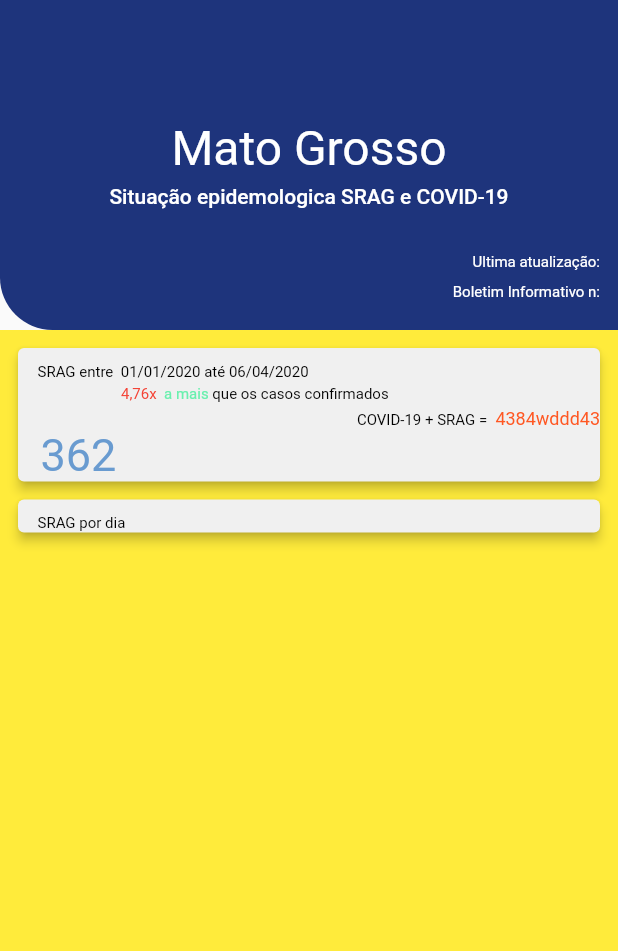
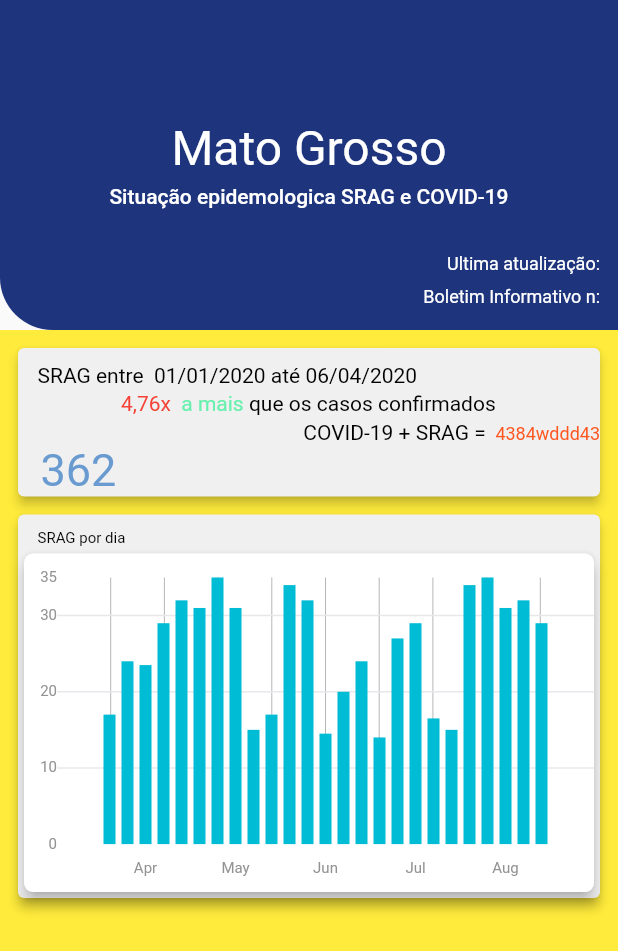
Before and after one commit to gpiccin/coronavirusmt.app, a Flutter app: the screen it shows after launch, on a phone screen of 412 x 824 dp. Shown: the top 951 px of the screen. Run offline on Flutter 3.47's test engine with Material 2 defaults, Android fonts, the phone set to English and light mode, and no system bars; drawn by our look-alikes of auto_size_text, fl_chart; missing offline and left inert: animated_splash.

Commit message:
alteraçoes wesley -splash e models

```diff
--- a/lib/main.dart
+++ b/lib/main.dart
@@ -1,36 +1,14 @@
 import 'package:covidmt/pages/home/home.dart';
+import 'package:covidmt/splash.dart';
 import 'package:flutter/material.dart';
 import 'package:animated_splash/animated_splash.dart';
 
 void main() {
-  Function duringSplash = () {
-    print('Something background process');
-    int a = 123 + 23;
-    print(a);
-
-    if (a > 100)
-      return 1;
-    else
-      return 2;
-  };
-
-  Map<int, Widget> op = {
-    1: HomePage(),
-  };
-
   runApp(MaterialApp(
-    debugShowCheckedModeBanner: false,
-    title: 'Covid MT',
-    theme: ThemeData(
-      primarySwatch: Colors.blue,
-    ),
-    home: AnimatedSplash(
-      imagePath: 'assets/images/covid.jpeg',
-      home: HomePage(),
-      customFunction: duringSplash,
-      duration: 2500,
-      type: AnimatedSplashType.BackgroundProcess,
-      outputAndHome: op,
-    ),
-  ));
+      debugShowCheckedModeBanner: false,
+      title: 'Covid MT',
+      theme: ThemeData(
+        primarySwatch: Colors.blue,
+      ),
+      home: Splash()));
 }
--- /dev/null
+++ b/lib/model/boletim.dart
@@ -0,0 +1,16 @@
+class Boletim {
+  int numeroBoletim;
+  DateTime dataRegistro;
+  int tipoDoenca;
+  int qtdCasos;
+  String cidade;
+  int tipoRegistro;
+
+  Boletim(
+      {this.numeroBoletim,
+      this.dataRegistro,
+      this.tipoDoenca,
+      this.qtdCasos,
+      this.cidade,
+      this.tipoRegistro});
+}
--- /dev/null
+++ b/lib/model/lista_confirmados.dart
@@ -0,0 +1,14 @@
+class ListaConfirmados {
+  int numeroBoletim;
+  int qtdIsolamentoDomiciliar;
+  int qtdFimQuarentenaSemsintomas;
+  int qtdIternados;
+  int qtdObitos;
+
+  ListaConfirmados(
+      {this.numeroBoletim,
+      this.qtdFimQuarentenaSemsintomas,
+      this.qtdIsolamentoDomiciliar,
+      this.qtdIternados,
+      this.qtdObitos});
+}
--- /dev/null
+++ b/lib/model/tipo_doenca.dart
@@ -0,0 +1,4 @@
+class TipoDoenca {
+  static final int SRARS = 1;
+  static final int COVID = 2;
+}
--- /dev/null
+++ b/lib/model/tipo_registro.dart
@@ -0,0 +1,7 @@
+class TipoRegistro {
+  static final int NOTIFICADOS = 1;
+  static final int CONFIRMADOS = 2;
+  static final int CONFIRMADOS_HOSPITALIZADO = 3;
+  static final int RECUPERADOS = 4;
+  static final int OBITOS = 5;
+}
--- a/lib/pages/home/widget/card_srag_consolidado.dart
+++ b/lib/pages/home/widget/card_srag_consolidado.dart
@@ -17,7 +17,7 @@ class CardSRAGDadosConsolidados extends StatelessWidget {
               padding: const EdgeInsets.only(left: 13.0, top: 10),
               child: Text(
                 "SRAG entre  01/01/2020 até 06/04/2020",
-                style: TextStyle(color: Colors.black, fontSize: 10),
+                style: TextStyle(color: Colors.black, fontSize: 14),
               ),
             ),
             Padding(
@@ -29,16 +29,16 @@ class CardSRAGDadosConsolidados extends StatelessWidget {
                     "4,76x ",
                     style: TextStyle(
                       color: Colors.red,
-                      fontSize: 10,
+                      fontSize: 14,
                     ),
                   ),
                   Text(
                     " a mais",
-                    style: TextStyle(color: Colors.greenAccent, fontSize: 10),
+                    style: TextStyle(color: Colors.greenAccent, fontSize: 14),
                   ),
                   Text(
                     " que os casos confirmados",
-                    style: TextStyle(color: Colors.black, fontSize: 10),
+                    style: TextStyle(color: Colors.black, fontSize: 14),
                   ),
                 ],
               ),
@@ -51,7 +51,7 @@ class CardSRAGDadosConsolidados extends StatelessWidget {
                   children: <Widget>[
                     Text(
                       " COVID-19 + SRAG = ",
-                      style: TextStyle(color: Colors.black, fontSize: 10),
+                      style: TextStyle(color: Colors.black, fontSize: 14),
                     ),
                     SizedBox(
                       child: AutoSizeText(
--- a/lib/pages/home/widget/card_srag_grafico_diario.dart
+++ b/lib/pages/home/widget/card_srag_grafico_diario.dart
@@ -1,3 +1,4 @@
+import 'package:covidmt/pages/home/widget/sars_chart.dart';
 import 'package:flutter/material.dart';
 
 class CardSRAGGraficoDiario extends StatelessWidget {
@@ -18,6 +19,7 @@ class CardSRAGGraficoDiario extends StatelessWidget {
               style: TextStyle(color: Colors.black, fontSize: 10),
             ),
           ),
+          SragChart()
         ],
       ),
     ));
--- a/lib/pages/home/widget/header.dart
+++ b/lib/pages/home/widget/header.dart
@@ -1,3 +1,4 @@
+import 'package:auto_size_text/auto_size_text.dart';
 import 'package:covidmt/shared/screen.dart';
 import 'package:flutter/material.dart';
 
@@ -45,7 +46,7 @@ class Header extends StatelessWidget {
               "Ultima atualização:",
               style: TextStyle(
                 color: Colors.white,
-                fontSize: 10,
+                fontSize: 12,
               ),
             ),
           ),
@@ -58,7 +59,7 @@ class Header extends StatelessWidget {
               "Boletim Informativo n:",
               style: TextStyle(
                 color: Colors.white,
-                fontSize: 10,
+                fontSize: 12,
               ),
             ),
           ),
--- /dev/null
+++ b/lib/pages/home/widget/sars_chart.dart
@@ -0,0 +1,327 @@
+import 'package:fl_chart/fl_chart.dart';
+import 'package:flutter/material.dart';
+
+class SragChart extends StatefulWidget {
+  @override
+  State<StatefulWidget> createState() => SragChartState();
+}
+
+class SragChartState extends State<SragChart> {
+  final Color dark = const Color(0xff3b8c75);
+  final Color normal = const Color(0xff64caad);
+  final Color light = const Color(0xff73e8c9);
+
+  List<BarChartGroupData> data = [];
+
+  @override
+  void initState() {
+    super.initState();
+    data = [
+      BarChartGroupData(
+        x: 0,
+        barsSpace: 4,
+        barRods: [
+          BarChartRodData(
+              y: 17,
+              rodStackItem: [
+                BarChartRodStackItem(0, 2, dark),
+                BarChartRodStackItem(2, 12, normal),
+                BarChartRodStackItem(12, 17, light),
+              ],
+              borderRadius: const BorderRadius.all(Radius.zero)),
+          BarChartRodData(
+              y: 24,
+              rodStackItem: [
+                BarChartRodStackItem(0, 13, dark),
+                BarChartRodStackItem(13, 14, normal),
+                BarChartRodStackItem(14, 24, light),
+              ],
+              borderRadius: const BorderRadius.all(Radius.zero)),
+          BarChartRodData(
+              y: 23.5,
+              rodStackItem: [
+                BarChartRodStackItem(0, 6.5, dark),
+                BarChartRodStackItem(6.5, 18, normal),
+                BarChartRodStackItem(18, 23.5, light),
+              ],
+              borderRadius: const BorderRadius.all(Radius.zero)),
+          BarChartRodData(
+              y: 29,
+              rodStackItem: [
+                BarChartRodStackItem(0, 9, dark),
+                BarChartRodStackItem(9, 15, normal),
+                BarChartRodStackItem(15, 29, light),
+              ],
+              borderRadius: const BorderRadius.all(Radius.zero)),
+          BarChartRodData(
+              y: 32,
+              rodStackItem: [
+                BarChartRodStackItem(0, 2.5, dark),
+                BarChartRodStackItem(2.5, 17.5, normal),
+                BarChartRodStackItem(17.5, 32, light),
+              ],
+              borderRadius: const BorderRadius.all(Radius.zero)),
+        ],
+      ),
+      BarChartGroupData(
+        x: 1,
+        barsSpace: 4,
+        barRods: [
+          BarChartRodData(
+              y: 31,
+              rodStackItem: [
+                BarChartRodStackItem(0, 11, dark),
+                BarChartRodStackItem(11, 18, normal),
+                BarChartRodStackItem(18, 31, light),
+              ],
+              borderRadius: const BorderRadius.all(Radius.zero)),
+          BarChartRodData(
+              y: 35,
+              rodStackItem: [
+                BarChartRodStackItem(0, 14, dark),
+                BarChartRodStackItem(14, 27, normal),
+                BarChartRodStackItem(27, 35, light),
+              ],
+              borderRadius: const BorderRadius.all(Radius.zero)),
+          BarChartRodData(
+              y: 31,
+              rodStackItem: [
+                BarChartRodStackItem(0, 8, dark),
+                BarChartRodStackItem(8, 24, normal),
+                BarChartRodStackItem(24, 31, light),
+              ],
+              borderRadius: const BorderRadius.all(Radius.zero)),
+          BarChartRodData(
+              y: 15,
+              rodStackItem: [
+                BarChartRodStackItem(0, 6.5, dark),
+                BarChartRodStackItem(6.5, 12.5, normal),
+                BarChartRodStackItem(12.5, 15, light),
+              ],
+              borderRadius: const BorderRadius.all(Radius.zero)),
+          BarChartRodData(
+              y: 17,
+              rodStackItem: [
+                BarChartRodStackItem(0, 9, dark),
+                BarChartRodStackItem(9, 15, normal),
+                BarChartRodStackItem(15, 17, light),
+              ],
+              borderRadius: const BorderRadius.all(Radius.zero)),
+        ],
+      ),
+      BarChartGroupData(
+        x: 2,
+        barsSpace: 4,
+        barRods: [
+          BarChartRodData(
+              y: 34,
+              rodStackItem: [
+                BarChartRodStackItem(0, 6, dark),
+                BarChartRodStackItem(6, 23, normal),
+                BarChartRodStackItem(23, 34, light),
+              ],
+              borderRadius: const BorderRadius.all(Radius.zero)),
+          BarChartRodData(
+              y: 32,
+              rodStackItem: [
+                BarChartRodStackItem(0, 7, dark),
+                BarChartRodStackItem(7, 24, normal),
+                BarChartRodStackItem(24, 32, light),
+              ],
+              borderRadius: const BorderRadius.all(Radius.zero)),
+          BarChartRodData(
+              y: 14.5,
+              rodStackItem: [
+                BarChartRodStackItem(0, 0.5, dark),
+                BarChartRodStackItem(0.5, 12, normal),
+                BarChartRodStackItem(12, 14.5, light),
+              ],
+              borderRadius: const BorderRadius.all(Radius.zero)),
+          BarChartRodData(
+              y: 20,
+              rodStackItem: [
+                BarChartRodStackItem(0, 4, dark),
+                BarChartRodStackItem(4, 15, normal),
+                BarChartRodStackItem(15, 20, light),
+              ],
+              borderRadius: const BorderRadius.all(Radius.zero)),
+          BarChartRodData(
+              y: 24,
+              rodStackItem: [
+                BarChartRodStackItem(0, 4, dark),
+                BarChartRodStackItem(4, 15, normal),
+                BarChartRodStackItem(15, 24, light),
+              ],
+              borderRadius: const BorderRadius.all(Radius.zero)),
+        ],
+      ),
+      BarChartGroupData(
+        x: 3,
+        barsSpace: 4,
+        barRods: [
+          BarChartRodData(
+              y: 14,
+              rodStackItem: [
+                BarChartRodStackItem(0, 0.5, dark),
+                BarChartRodStackItem(0.5, 12, normal),
+                BarChartRodStackItem(12, 14, light),
+              ],
+              borderRadius: const BorderRadius.all(Radius.zero)),
+          BarChartRodData(
+              y: 27,
+              rodStackItem: [
+                BarChartRodStackItem(0, 7, dark),
+                BarChartRodStackItem(7, 25, normal),
+                BarChartRodStackItem(25, 27, light),
+              ],
+              borderRadius: const BorderRadius.all(Radius.zero)),
+          BarChartRodData(
+              y: 29,
+              rodStackItem: [
+                BarChartRodStackItem(0, 6, dark),
+                BarChartRodStackItem(6, 23, normal),
+                BarChartRodStackItem(23, 29, light),
+              ],
+              borderRadius: const BorderRadius.all(Radius.zero)),
+          BarChartRodData(
+              y: 16.5,
+              rodStackItem: [
+                BarChartRodStackItem(0, 9, dark),
+                BarChartRodStackItem(9, 15, normal),
+                BarChartRodStackItem(15, 16.5, light),
+              ],
+              borderRadius: const BorderRadius.all(Radius.zero)),
+          BarChartRodData(
+              y: 15,
+              rodStackItem: [
+                BarChartRodStackItem(0, 7, dark),
+                BarChartRodStackItem(7, 12.5, normal),
+                BarChartRodStackItem(12.5, 15, light),
+              ],
+              borderRadius: const BorderRadius.all(Radius.zero)),
+        ],
+      ),
+      BarChartGroupData(
+        x: 4,
+        barsSpace: 4,
+        barRods: [
+          BarChartRodData(
+              y: 34,
+              rodStackItem: [
+                BarChartRodStackItem(0, 9, dark),
+                BarChartRodStackItem(9, 24, normal),
+                BarChartRodStackItem(24, 34, light),
+              ],
+              borderRadius: const BorderRadius.all(Radius.zero)),
+          BarChartRodData(
+              y: 35,
+              rodStackItem: [
+                BarChartRodStackItem(0, 14.5, dark),
+                BarChartRodStackItem(14.5, 27, normal),
+                BarChartRodStackItem(27, 35, light),
+              ],
+              borderRadius: const BorderRadius.all(Radius.zero)),
+          BarChartRodData(
+              y: 31,
+              rodStackItem: [
+                BarChartRodStackItem(0, 1, dark),
+                BarChartRodStackItem(1, 17, normal),
+                BarChartRodStackItem(17, 31, light),
+              ],
+              borderRadius: const BorderRadius.all(Radius.zero)),
+          BarChartRodData(
+              y: 32,
+              rodStackItem: [
+                BarChartRodStackItem(0, 2, dark),
+                BarChartRodStackItem(2, 16.5, normal),
+                BarChartRodStackItem(16.5, 32, light),
+              ],
+              borderRadius: const BorderRadius.all(Radius.zero)),
+          BarChartRodData(
+              y: 29,
+              rodStackItem: [
+                BarChartRodStackItem(0, 9, dark),
+                BarChartRodStackItem(9, 15, normal),
+                BarChartRodStackItem(15, 29, light),
+              ],
+              borderRadius: const BorderRadius.all(Radius.zero)),
+        ],
+      ),
+    ];
+  }
+
+  @override
+  Widget build(BuildContext context) {
+    return AspectRatio(
+      aspectRatio: 1.66,
+      child: Card(
+        elevation: 4,
+        shape: RoundedRectangleBorder(borderRadius: BorderRadius.circular(6)),
+        color: Colors.white,
+        child: Padding(
+          padding: const EdgeInsets.only(top: 16.0),
+          child: BarChart(
+            BarChartData(
+              alignment: BarChartAlignment.center,
+              maxY: 35,
+              barTouchData: const BarTouchData(
+                enabled: false,
+              ),
+              titlesData: FlTitlesData(
+                show: true,
+                bottomTitles: SideTitles(
+                  showTitles: true,
+                  textStyle:
+                      const TextStyle(color: Color(0xff939393), fontSize: 10),
+                  margin: 10,
+                  getTitles: (double value) {
+                    switch (value.toInt()) {
+                      case 0:
+                        return 'Apr';
+                      case 1:
+                        return 'May';
+                      case 2:
+                        return 'Jun';
+                      case 3:
+                        return 'Jul';
+                      case 4:
+                        return 'Aug';
+                      default:
+                        return '';
+                    }
+                  },
+                ),
+                leftTitles: SideTitles(
+                  showTitles: true,
+                  textStyle: const TextStyle(
+                      color: Color(
+                        0xff939393,
+                      ),
+                      fontSize: 10),
+                  getTitles: (double value) {
+                    return value.toInt().toString();
+                  },
+                  interval: 10,
+                  margin: 0,
+                ),
+              ),
+              gridData: FlGridData(
+                show: true,
+                checkToShowHorizontalLine: (value) => value % 10 == 0,
+                getDrawingHorizontalLine: (value) => const FlLine(
+                  color: Color(0xffe7e8ec),
+                  strokeWidth: 1,
+                ),
+              ),
+              borderData: FlBorderData(
+                show: false,
+              ),
+              groupsSpace: 4,
+              barGroups: data,
+            ),
+          ),
+        ),
+      ),
+    );
+  }
+}
--- /dev/null
+++ b/lib/splash.dart
@@ -0,0 +1,69 @@
+import 'dart:async';
+
+import 'package:covidmt/pages/home/home.dart';
+import 'package:flutter/material.dart';
+
+class Splash extends StatelessWidget {
+  loadind(BuildContext context) async {
+    await Future.delayed(Duration(milliseconds: 2500));
+    Navigator.push(
+        context, MaterialPageRoute(builder: (context) => HomePage()));
+  }
+
+  @override
+  Widget build(BuildContext context) {
+    loadind(context);
+    return Scaffold(
+        backgroundColor: Colors.white,
+        bottomNavigationBar: BottomAppBar(
+          child: Text(
+            "Vamos vencer essa luta",
+            textAlign: TextAlign.center,
+            style: TextStyle(
+                fontSize: 15,
+                fontFamily: "Russo One",
+                color: Color(0xfff1E347C)),
+          ),
+          elevation: 1,
+        ),
+        body: Column(
+          crossAxisAlignment: CrossAxisAlignment.center,
+          mainAxisAlignment: MainAxisAlignment.center,
+          children: <Widget>[
+            Container(
+              height: 200,
+              width: 500,
+              //color: Colors.red,
+              decoration: BoxDecoration(
+                  image: DecorationImage(
+                      fit: BoxFit.cover,
+                      image: new AssetImage('assets/images/covid.jpeg'))),
+            ),
+            Text(
+              "COVID MT",
+              style: TextStyle(
+                  fontSize: 90,
+                  fontFamily: "Russo One",
+                  color: Color(0xfff1E347C)),
+            ),
+            SizedBox(
+              height: 30,
+            ),
+            Text(
+              "Boletim informativo",
+              style: TextStyle(
+                  fontSize: 25,
+                  color: Colors.black,
+                  fontWeight: FontWeight.w400),
+            ),
+            Text(
+              "Dados oficiais Secretário de Saúde MT",
+              style: TextStyle(fontSize: 17, color: Colors.black),
+            ),
+            SizedBox(
+              height: 20,
+            ),
+          ],
+        ));
+  }
+}
```
Also changed, not shown: pubspec.yaml (+8 -6 lines), assets/fonts/RussoOne-Regular.ttf (added), pubspec.lock.
